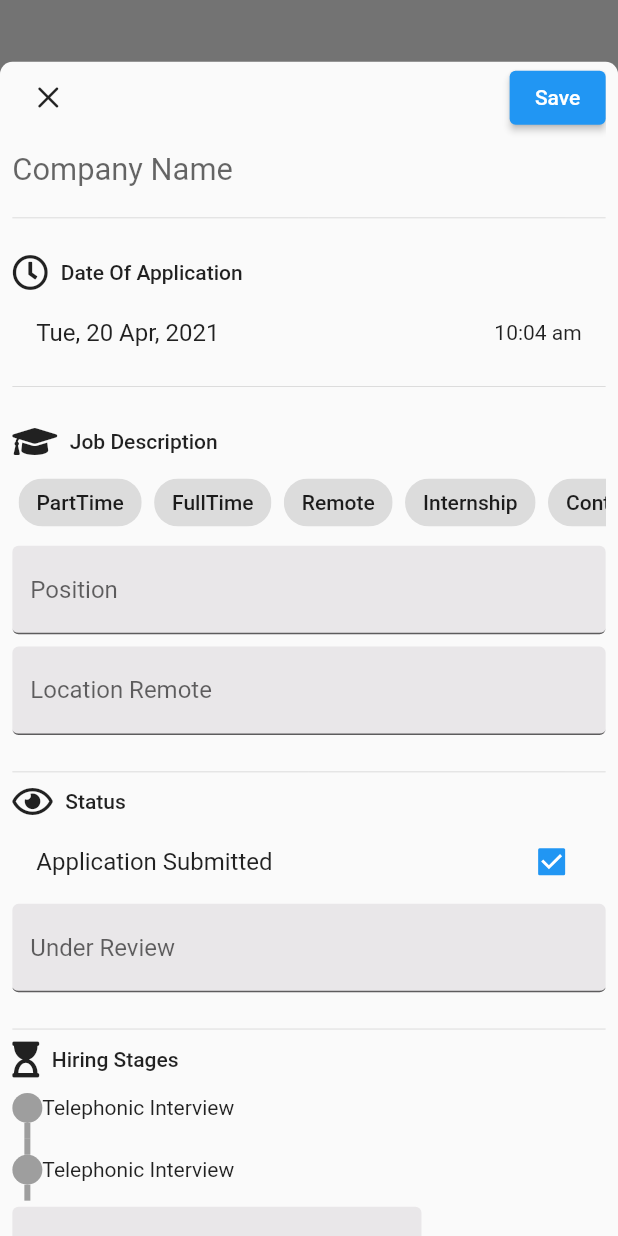
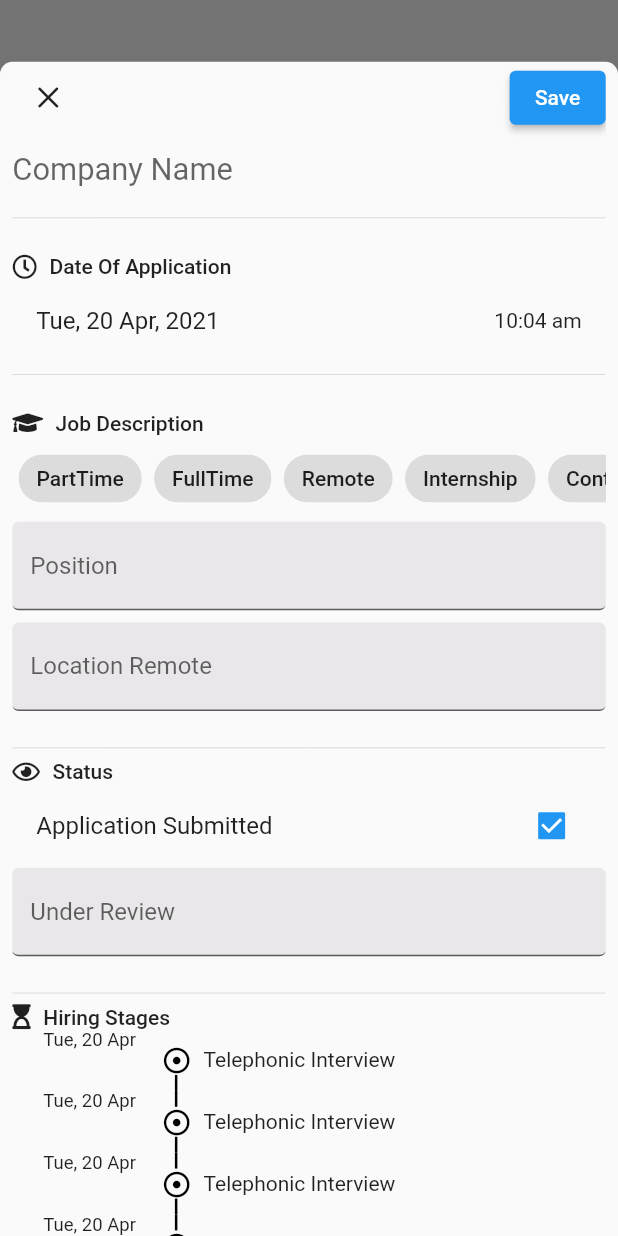
Before and after one commit to Amitpatil215/InterTrack, a Flutter app: the screen it shows after launch, after a tap on "New", on a phone screen of 412 x 824 dp. Run offline on Flutter 3.47's test engine with Material 2 defaults, Android fonts, the phone set to English and light mode, and no system bars; drawn by our look-alikes of timeline_tile; our stand-ins replace font_awesome_flutter, get.

Commit message:
hiring stages timeline and add stage button

```diff
--- a/lib/Screens/Home/Widget/new_job_sheet.dart
+++ b/lib/Screens/Home/Widget/new_job_sheet.dart
@@ -121,37 +121,53 @@ class NewJobSheet extends StatelessWidget {
               Divider(),
               SubCategoryTitle(
                   FontAwesomeIcons.hourglassStart, "Hiring Stages"),
-              TimelineTile(
-                alignment: TimelineAlign.start,
-                lineXY: 0.5,
-                indicatorStyle: IndicatorStyle(),
-                isFirst: true,
+              Padding(
+                padding:
+                    EdgeInsets.symmetric(horizontal: Responsive().extraLargeW),
+                child: ListView.builder(
+                  shrinkWrap: true,
+                  itemCount: 4,
+                  itemBuilder: (context, index) {
+                    return TimelineTile(
+                      alignment: TimelineAlign.manual,
+                      lineXY: 0.25,
+                      beforeLineStyle: LineStyle(
+                        thickness: Responsive().width * 0.004,
+                        color: Colors.black,
+                      ),
+                      indicatorStyle: IndicatorStyle(
+                          drawGap: true,
+                          color: Colors.transparent,
+                          iconStyle: IconStyle(
+                            iconData: Icons.adjust,
+                            fontSize: Responsive().extraLargeW,
+                          )),
+                      isFirst: index == 0,
+                      startChild: SizedBox(
+                        height: Responsive().smallH,
+                        child: Text(
+                          'Tue, 20 Apr',
+                          style: TextStyle(
+                            fontSize: Responsive().mediumW,
+                          ),
+                        ),
+                      ),
                       endChild: SizedBox(
                         height: Responsive().extraLargeH,
                         child: Center(
                           child: Row(
                             children: [
+                              SizedBox(
+                                width: Responsive().smallW,
+                              ),
                               Text('Telephonic Interview'),
                               Spacer(),
                             ],
                           ),
                         ),
                       ),
-              ),
-              TimelineTile(
-                alignment: TimelineAlign.start,
-                lineXY: 0.5,
-                indicatorStyle: IndicatorStyle(),
-                endChild: SizedBox(
-                  height: Responsive().extraLargeH,
-                  child: Center(
-                    child: Row(
-                      children: [
-                        Text('Telephonic Interview'),
-                        Spacer(),
-                      ],
-                    ),
-                  ),
+                    );
+                  },
                 ),
               ),
               ListTile(
@@ -177,6 +193,19 @@ class NewJobSheet extends StatelessWidget {
                   }),
                 ),
               ),
+              Row(
+                children: [
+                  Spacer(),
+                  TextButton.icon(
+                    onPressed: () {},
+                    icon: Icon(
+                      Icons.add,
+                      size: Responsive().extraLargeW,
+                    ),
+                    label: Text('Stage'),
+                  ),
+                ],
+              ),
             ],
           ),
         ),
@@ -197,7 +226,10 @@ class SubCategoryTitle extends StatelessWidget {
   Widget build(BuildContext context) {
     return Row(
       children: [
-        FaIcon(icondata),
+        FaIcon(
+          icondata,
+          size: Responsive().largeW,
+        ),
         SizedBox(
           width: Responsive().smallW,
         ),
```
Lines whose indentation alone changed are shown as unchanged.
